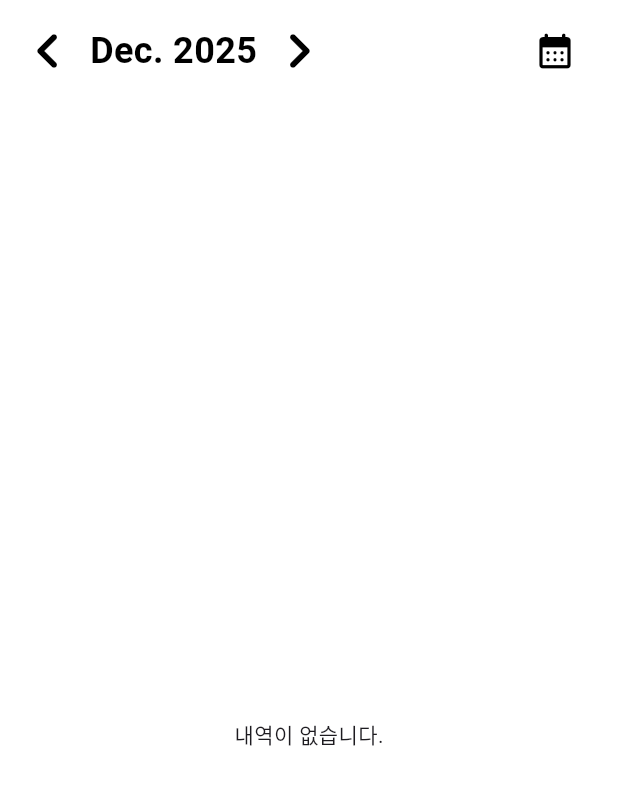
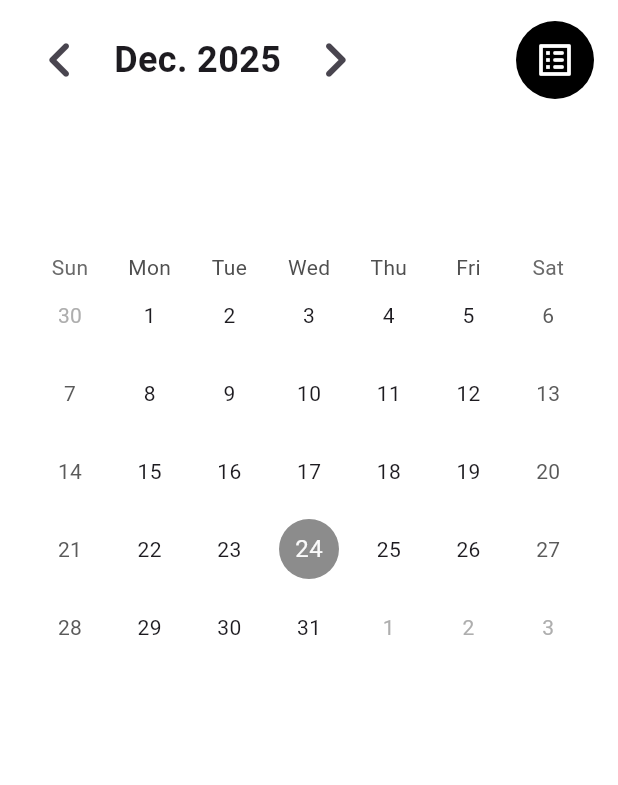
Before and after one commit to Najaehyeon/Money_Manager, a Flutter app: the Detail widget shown alone on an empty page, opened directly, after a tap on the "chevron left" icon, after a tap on the "chevron right" icon, after a tap on the "calendar month" icon, on a phone screen of 412 x 824 dp. Shown: the top 785 px of the screen. Run offline on Flutter 3.47's test engine with Material 3 defaults, Android fonts, the phone set to English and light mode, and no system bars; drawn by our look-alikes of table_calendar; our stand-ins replace google_mobile_ads, shared_preferences; accounts and stored records are empty; network calls fail.

Commit message:
달력배치

```diff
--- a/lib/detail.dart
+++ b/lib/detail.dart
@@ -4,6 +4,7 @@ import 'package:google_mobile_ads/google_mobile_ads.dart';
 import 'package:intl/intl.dart';
 import 'package:money_manager/widget/MyBannerAdWidget.dart';
 import 'package:shared_preferences/shared_preferences.dart';
+import 'package:table_calendar/table_calendar.dart';
 
 class Detail extends StatefulWidget {
   const Detail({super.key});
@@ -15,8 +16,10 @@ class Detail extends StatefulWidget {
 class _DetailState extends State<Detail> {
   Map<String, List<Map<String, dynamic>>> groupedData = {};
   List<String> sortedDates = [];
-  // 현재 보고 있는 기준 날짜
   DateTime _viewDate = DateTime(2025, 12);
+
+  // 캘린더 보기 모드 상태 추가
+  bool _showCalendar = false;
 
   @override
   void initState() {
@@ -24,17 +27,15 @@ class _DetailState extends State<Detail> {
     _loadData();
   }
 
-  // 달을 이동하는 함수
   void _changeMonth(int offset) {
     setState(() {
       _viewDate = DateTime(_viewDate.year, _viewDate.month + offset);
     });
-    _loadData(); // 달이 변경되면 데이터를 다시 불러옴
+    _loadData();
   }
 
   Future<void> _loadData() async {
     final prefs = await SharedPreferences.getInstance();
-    // _viewDate 기준으로 storageKey 생성 (예: december_2025_data)
     final storageKey =
         DateFormat('MMMM_yyyy').format(_viewDate).toLowerCase() + '_data';
     final List<String> rawData = prefs.getStringList(storageKey) ?? [];
@@ -65,8 +66,8 @@ class _DetailState extends State<Detail> {
     return DateFormat('E').format(date);
   }
 
-  String _getDayTotal(List<Map<String, dynamic>> expenses) {
-    int total = 0;
+  // 금액 포맷팅을 위한 통합 함수
+  String _formatCurrency(int amount) {
     final locale = Localizations.localeOf(context).toString();
     const noDecimalLocales = ['ko_KR', 'ja_JP', 'ko', 'ja'];
     int digits = noDecimalLocales.contains(locale) ? 0 : 1;
@@ -74,10 +75,15 @@ class _DetailState extends State<Detail> {
       locale: locale,
       decimalDigits: digits,
     );
+    return formatter.format(amount);
+  }
+
+  String _getDayTotal(List<Map<String, dynamic>> expenses) {
+    int total = 0;
     for (var e in expenses) {
       total += int.tryParse(e['price'].replaceAll(',', '')) ?? 0;
     }
-    return formatter.format(total);
+    return _formatCurrency(total);
   }
 
   @override
@@ -85,6 +91,7 @@ class _DetailState extends State<Detail> {
     return SafeArea(
       child: Column(
         children: [
+          // 상단 헤더 부분
           Padding(
             padding: const EdgeInsets.all(8.0),
             child: Row(
@@ -93,47 +100,46 @@ class _DetailState extends State<Detail> {
                 Row(
                   children: [
                     IconButton(
-                      onPressed: () => _changeMonth(-1), // 이전 달
-                      icon: const Icon(
-                        Icons.chevron_left_rounded,
-                        size: 48,
-                        color: Colors.black,
-                      ),
-                      padding: const EdgeInsets.all(0),
+                      onPressed: () => _changeMonth(-1),
+                      icon: const Icon(Icons.chevron_left_rounded, size: 48),
                     ),
                     const SizedBox(width: 4),
                     Text(
                       DateFormat('MMM. yyyy').format(_viewDate),
                       style: const TextStyle(
-                        color: Colors.black,
                         fontSize: 24,
                         fontWeight: FontWeight.w600,
                       ),
                     ),
                     const SizedBox(width: 4),
                     IconButton(
-                      onPressed: () => _changeMonth(1), // 다음 달
-                      icon: const Icon(
-                        Icons.chevron_right_rounded,
-                        size: 48,
-                        color: Colors.black,
-                      ),
-                      padding: const EdgeInsets.all(0),
+                      onPressed: () => _changeMonth(1),
+                      icon: const Icon(Icons.chevron_right_rounded, size: 48),
                     ),
                   ],
                 ),
                 Padding(
                   padding: const EdgeInsets.only(right: 8),
                   child: IconButton.filled(
-                    onPressed: () {}, // 날짜 직접 선택
-                    icon: const Icon(
-                      Icons.calendar_month_rounded,
+                    // 버튼 클릭 시 리스트 <-> 캘린더 전환
+                    onPressed: () {
+                      setState(() {
+                        _showCalendar = !_showCalendar;
+                      });
+                    },
+                    icon: Icon(
+                      _showCalendar
+                          ? Icons.list_alt_rounded
+                          : Icons.calendar_month_rounded,
                       size: 28,
-                      color: Colors.black,
                     ),
                     style: IconButton.styleFrom(
-                      backgroundColor: Colors.white,
-                      foregroundColor: Colors.black,
+                      backgroundColor: _showCalendar
+                          ? Colors.black
+                          : Colors.white,
+                      foregroundColor: _showCalendar
+                          ? Colors.white
+                          : Colors.black,
                       padding: const EdgeInsets.all(12),
                     ),
                   ),
@@ -141,6 +147,7 @@ class _DetailState extends State<Detail> {
               ],
             ),
           ),
+          // 광고 영역
           Padding(
             padding: const EdgeInsets.symmetric(horizontal: 12, vertical: 8),
             child: Container(
@@ -150,22 +157,31 @@ class _DetailState extends State<Detail> {
                 color: Colors.white,
                 borderRadius: BorderRadius.circular(12),
               ),
-              child: MyBannerAdWidget(
-                adSize: AdSize.banner,
+              child: MyBannerAdWidget(adSize: AdSize.banner),
             ),
           ),
-          ),
+          // 메인 콘텐츠 영역 (리스트 또는 달력)
           Expanded(
             child: Padding(
               padding: const EdgeInsets.symmetric(horizontal: 20),
-              child: sortedDates.isEmpty
-                  ? const Center(child: Text("내역이 없습니다.")) // 데이터 없을 때 처리
-                  : ListView.builder(
+              child: _showCalendar ? _buildCalendarView() : _buildListView(),
+            ),
+          ),
+        ],
+      ),
+    );
+  }
+
+  // --- 기존 리스트 뷰 위젯 ---
+  Widget _buildListView() {
+    if (sortedDates.isEmpty) {
+      return const Center(child: Text("내역이 없습니다."));
+    }
+    return ListView.builder(
       itemCount: sortedDates.length,
       itemBuilder: (BuildContext ctx, int idx) {
         String dateKey = sortedDates[idx];
-                        List<Map<String, dynamic>> dayExpenses =
-                            groupedData[dateKey]!;
+        List<Map<String, dynamic>> dayExpenses = groupedData[dateKey]!;
         DateTime dateObj = DateTime.parse(dateKey);
 
         return Column(
@@ -192,10 +208,7 @@ class _DetailState extends State<Detail> {
                     const SizedBox(width: 8),
                     Text(
                       "${dateObj.year}.${dateObj.month.toString().padLeft(2, '0')}",
-                                      style: const TextStyle(
-                                        color: Colors.grey,
-                                        fontSize: 16,
-                                      ),
+                      style: const TextStyle(color: Colors.grey, fontSize: 16),
                     ),
                   ],
                 ),
@@ -213,25 +226,9 @@ class _DetailState extends State<Detail> {
               shrinkWrap: true,
               physics: const NeverScrollableScrollPhysics(),
               itemCount: dayExpenses.length,
-                              itemBuilder: (BuildContext ctx, int subIdx) {
+              itemBuilder: (context, subIdx) {
                 var item = dayExpenses[subIdx];
-                                final locale = Localizations.localeOf(
-                                  context,
-                                ).toString();
-                                const noDecimalLocales = [
-                                  'ko_KR',
-                                  'ja_JP',
-                                  'ko',
-                                  'ja',
-                                ];
-                                int digits = noDecimalLocales.contains(locale)
-                                    ? 0
-                                    : 1;
-                                final formatter = NumberFormat.simpleCurrency(
-                                  locale: locale,
-                                  decimalDigits: digits,
-                                );
-                                final price = formatter.format(
+                final price = _formatCurrency(
                   int.parse(item['price'].replaceAll(',', '')),
                 );
                 return Padding(
@@ -242,23 +239,16 @@ class _DetailState extends State<Detail> {
                         flex: 2,
                         child: Text(
                           item['category'] ?? "",
-                                          style: const TextStyle(
-                                            color: Colors.grey,
+                          style: const TextStyle(color: Colors.grey),
                         ),
                       ),
-                                      ),
-                                      Expanded(
-                                        flex: 3,
-                                        child: Text(item['detail'] ?? ""),
-                                      ),
+                      Expanded(flex: 3, child: Text(item['detail'] ?? "")),
                       Expanded(
                         flex: 2,
                         child: Text(
                           price,
                           textAlign: TextAlign.end,
-                                          style: const TextStyle(
-                                            color: Color(0xFF0000BB),
-                                          ),
+                          style: const TextStyle(color: Color(0xFF0000BB)),
                         ),
                       ),
                     ],
@@ -270,10 +260,53 @@ class _DetailState extends State<Detail> {
           ],
         );
       },
+    );
+  }
+
+  // --- 달력 뷰 위젯 추가 ---
+  Widget _buildCalendarView() {
+    return TableCalendar(
+      firstDay: DateTime.utc(2020, 1, 1),
+      lastDay: DateTime.utc(2030, 12, 31),
+      focusedDay: _viewDate,
+      headerVisible: false, // 상단 자체 헤더는 숨김 (이미 구현된 헤더 사용)
+      calendarFormat: CalendarFormat.month,
+      locale: Localizations.localeOf(context).toString(),
+      onPageChanged: (focusedDay) {
+        setState(() {
+          _viewDate = DateTime(focusedDay.year, focusedDay.month);
+        });
+        _loadData();
+      },
+      calendarBuilders: CalendarBuilders(
+        // 각 날짜의 아래쪽에 지출 총액 표시
+        markerBuilder: (context, date, events) {
+          String dateKey = DateFormat('yyyy-MM-dd').format(date);
+          if (groupedData.containsKey(dateKey)) {
+            return Positioned(
+              bottom: 1,
+              child: Text(
+                _getDayTotal(groupedData[dateKey]!),
+                style: const TextStyle(
+                  fontSize: 9,
+                  color: Colors.blue,
+                  fontWeight: FontWeight.bold,
                 ),
               ),
+            );
+          }
+          return null;
+        },
       ),
-        ],
+      calendarStyle: const CalendarStyle(
+        todayDecoration: BoxDecoration(
+          color: Colors.black45,
+          shape: BoxShape.circle,
+        ),
+        selectedDecoration: BoxDecoration(
+          color: Colors.black,
+          shape: BoxShape.circle,
+        ),
       ),
     );
   }
--- a/pubspec.yaml
+++ b/pubspec.yaml
@@ -33,6 +33,7 @@ dependencies:
   intl: ^0.20.2
   shared_preferences: ^2.5.3
   google_mobile_ads: ^7.0.0
+  table_calendar: ^3.2.0
 
   # The following adds the Cupertino Icons font to your application.
   # Use with the CupertinoIcons class for iOS style icons.
```
Also changed, not shown: pubspec.lock. Lines whose indentation alone changed are shown as unchanged.
